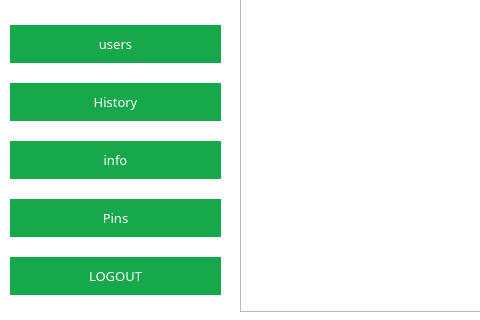
Before: the Qt Designer form ui/admin.ui in HamzaMPSY/qt_app_mts, drawn with Qt 5; both pictures show x 0 to 480 and y 159 to 479 of the 900 by 575 pixel window.
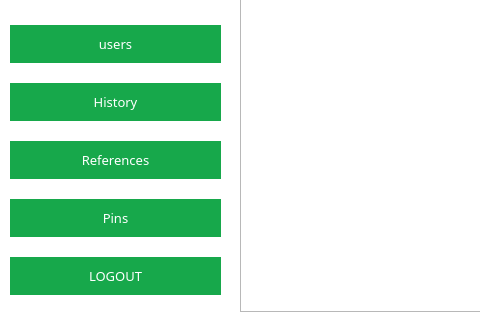
After: the same form once the commit is applied. Icons and pictures are not drawn.

Patch:
```diff
--- a/ui/admin.ui
+++ b/ui/admin.ui
@@ -75,7 +75,7 @@
      <item>
       <widget class="QPushButton" name="btninfo">
        <property name="text">
-        <string>info</string>
+        <string>References</string>
        </property>
       </widget>
      </item>
```
Left out of the diff: 4 changed lines with no effect on the pictures.
